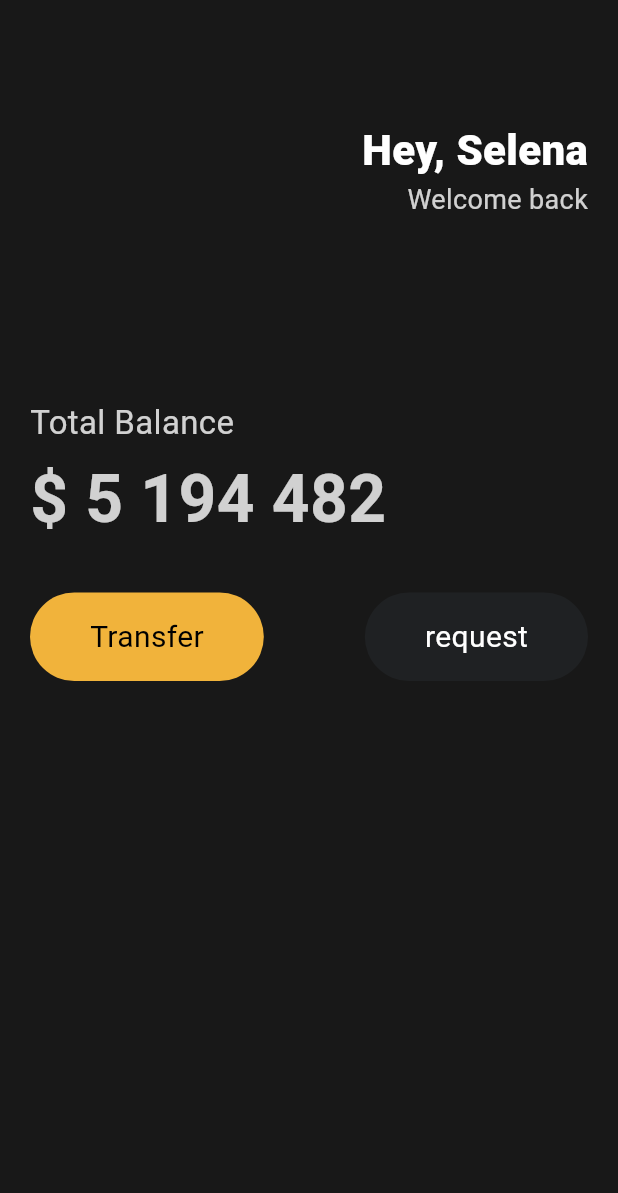
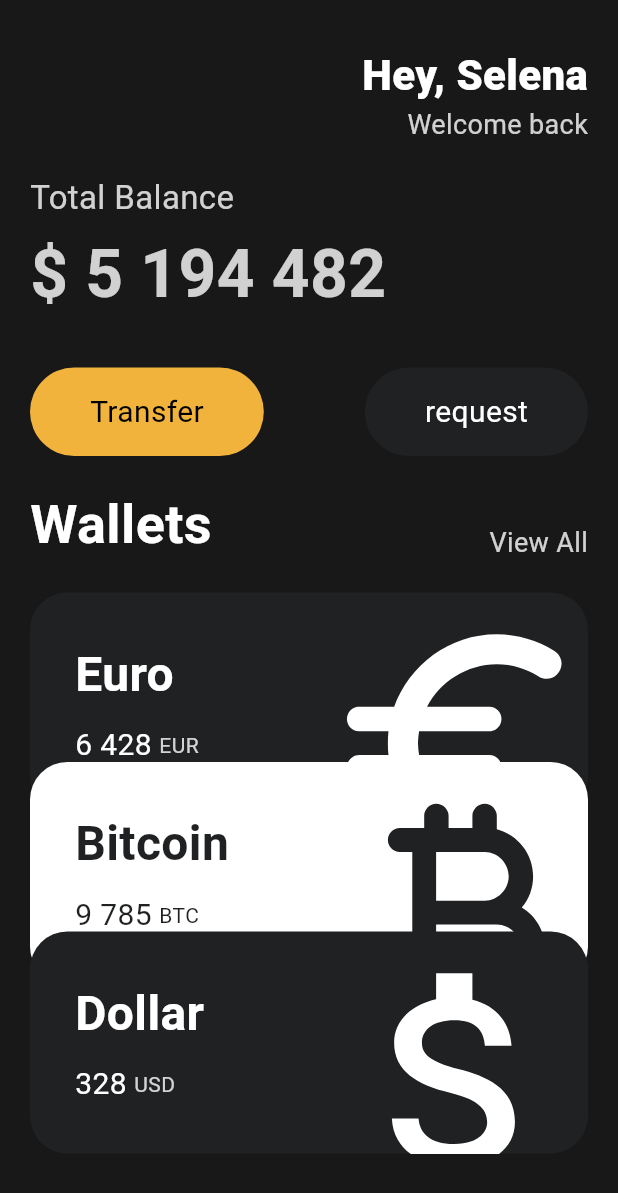
Before and after one commit to Jeong-Je/study-flutter, a Flutter app: the screen it shows after launch, on a phone screen of 412 x 824 dp. Shown: the top 1193 px of the screen. Run offline on Flutter 3.47's test engine with Material 3 defaults, Android fonts, the phone set to English and light mode, and no system bars.

Commit message:
Wallet App UI 끝 👌

```diff
--- a/lib/main.dart
+++ b/lib/main.dart
@@ -1,5 +1,6 @@
 import 'package:flutter/material.dart';
 import 'package:toonflix/widgets/Button.dart';
+import 'package:toonflix/widgets/currency_card.dart';
 
 void main() {
   runApp(const App());
@@ -12,14 +13,15 @@ class App extends StatelessWidget {
   Widget build(BuildContext context) {
     return MaterialApp(
       home: Scaffold(
-          backgroundColor: const Color(0xFF181818),
-          body: Padding(
+        backgroundColor: const Color(0xFF181818),
+        body: SingleChildScrollView(
+          child: Padding(
             padding: const EdgeInsets.symmetric(horizontal: 20),
             child: Column(
               crossAxisAlignment: CrossAxisAlignment.start,
               children: [
                 const SizedBox(
-                  height: 80,
+                  height: 30,
                 ),
                 Row(
                   mainAxisAlignment: MainAxisAlignment.end,
@@ -47,7 +49,7 @@ class App extends StatelessWidget {
                   ],
                 ),
                 const SizedBox(
-                  height: 120,
+                  height: 20,
                 ),
                 Text(
                   'Total Balance',
@@ -82,10 +84,63 @@ class App extends StatelessWidget {
                         bgColor: Color(0xFF1F2123),
                         textColor: Colors.white),
                   ],
-                )
+                ),
+                const SizedBox(
+                  height: 20,
+                ),
+                Row(
+                  mainAxisAlignment: MainAxisAlignment.spaceBetween,
+                  crossAxisAlignment: CrossAxisAlignment.end,
+                  children: [
+                    const Text(
+                      'Wallets',
+                      style: TextStyle(
+                        color: Colors.white,
+                        fontSize: 36,
+                        fontWeight: FontWeight.w600,
+                      ),
+                    ),
+                    Text(
+                      'View All',
+                      style: TextStyle(
+                        color: Colors.white.withOpacity(0.8),
+                        fontSize: 18,
+                      ),
+                    ),
+                  ],
+                ),
+                const SizedBox(
+                  height: 20,
+                ),
+                const CurrencyCard(
+                  name: 'Euro',
+                  code: 'EUR',
+                  amount: '6 428',
+                  icon: Icons.euro_rounded,
+                  isInverted: false,
+                  translate: 0,
+                ),
+                const CurrencyCard(
+                  name: 'Bitcoin',
+                  code: 'BTC',
+                  amount: '9 785',
+                  icon: Icons.currency_bitcoin_rounded,
+                  isInverted: true,
+                  translate: -35,
+                ),
+                const CurrencyCard(
+                  name: 'Dollar',
+                  code: 'USD',
+                  amount: '328',
+                  icon: Icons.attach_money_outlined,
+                  isInverted: false,
+                  translate: -70,
+                ),
               ],
             ),
-          )),
+          ),
+        ),
+      ),
     );
   }
 }
--- /dev/null
+++ b/lib/widgets/currency_card.dart
@@ -0,0 +1,92 @@
+import 'package:flutter/material.dart';
+
+class CurrencyCard extends StatelessWidget {
+  final String name, code, amount;
+  final IconData icon;
+  final bool isInverted;
+
+  final double translate;
+
+  final _blackColor = const Color(0xFF1F2123);
+
+  const CurrencyCard({
+    super.key,
+    required this.name,
+    required this.code,
+    required this.amount,
+    required this.icon,
+    required this.isInverted,
+    required this.translate,
+  });
+
+  @override
+  Widget build(BuildContext context) {
+    return Transform.translate(
+      offset: Offset(0, translate),
+      child: Container(
+        clipBehavior: Clip.hardEdge,
+        decoration: BoxDecoration(
+          color: isInverted ? Colors.white : const Color(0xFF1F2123),
+          borderRadius: BorderRadius.circular(25),
+        ),
+        child: Padding(
+          padding: const EdgeInsets.all(30),
+          child: Row(
+            mainAxisAlignment: MainAxisAlignment.spaceBetween,
+            children: [
+              Column(
+                crossAxisAlignment: CrossAxisAlignment.start,
+                children: [
+                  Text(
+                    name,
+                    style: TextStyle(
+                      color: isInverted ? _blackColor : Colors.white,
+                      fontSize: 32,
+                      fontWeight: FontWeight.w600,
+                    ),
+                  ),
+                  const SizedBox(
+                    height: 10,
+                  ),
+                  Row(
+                    children: [
+                      Text(
+                        amount,
+                        style: TextStyle(
+                          color: isInverted ? _blackColor : Colors.white,
+                          fontSize: 20,
+                        ),
+                      ),
+                      const SizedBox(
+                        width: 5,
+                      ),
+                      Text(
+                        code,
+                        style: TextStyle(
+                          color: isInverted
+                              ? _blackColor
+                              : Colors.white.withOpacity(0.8),
+                        ),
+                      ),
+                    ],
+                  ),
+                ],
+              ),
+              Transform.scale(
+                scale: 2.2,
+                child: Transform.translate(
+                  offset: const Offset(-5, 12),
+                  child: Icon(
+                    icon,
+                    color: isInverted ? _blackColor : Colors.white,
+                    size: 88,
+                  ),
+                ),
+              )
+            ],
+          ),
+        ),
+      ),
+    );
+  }
+}
```
